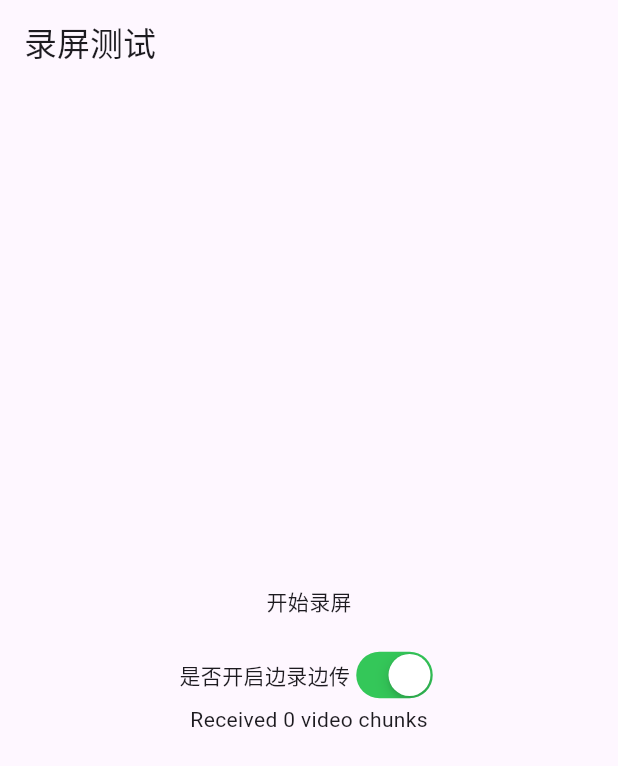
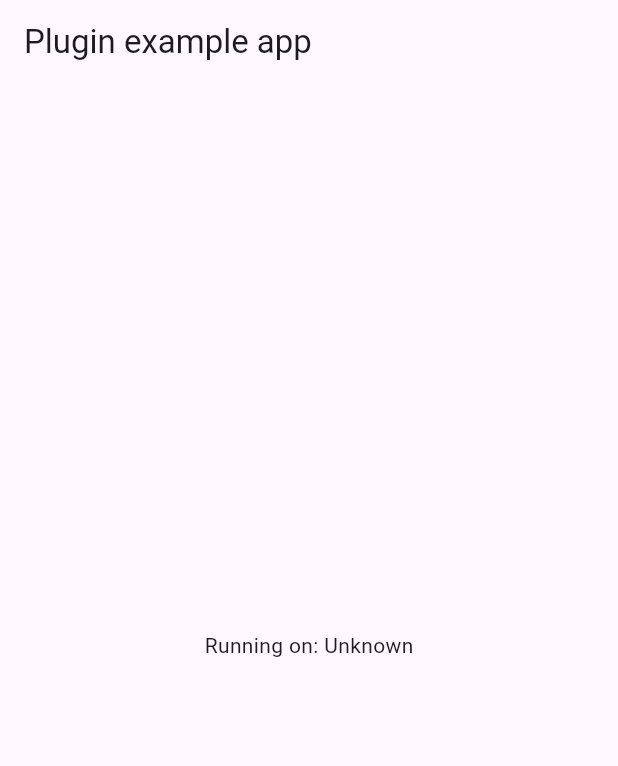
Before and after one commit to libwiki/lib_screen_recorder, a Flutter app: the screen it shows after launch, on a phone screen of 412 x 824 dp. Shown: the top 766 px of the screen. Run offline on Flutter 3.47's test engine with Material 3 defaults, Android fonts, the phone set to English and light mode, and no system bars; our stand-ins replace plugin_platform_interface.

Commit message:
feature # 更新

```diff
--- /dev/null
+++ b/analysis_options.yaml
@@ -0,0 +1,4 @@
+include: package:flutter_lints/flutter.yaml
+
+# Additional information about this file can be found at
+# https://dart.dev/guides/language/analysis-options
--- a/example/lib/main.dart
+++ b/example/lib/main.dart
@@ -1,57 +1,49 @@
-import 'dart:io';
+import 'package:flutter/material.dart';
+import 'dart:async';
 
-import 'package:flutter/cupertino.dart';
-import 'package:flutter/material.dart';
+import 'package:flutter/services.dart';
 import 'package:screen_recording/screen_recording.dart';
-import 'dart:async';
-import 'dart:convert';
-import 'dart:typed_data';
-import 'package:flutter/services.dart';
-import 'package:path_provider/path_provider.dart';
+
 void main() {
-  runApp(MyApp());
+  runApp(const MyApp());
 }
 
 class MyApp extends StatefulWidget {
+  const MyApp({super.key});
+
   @override
-  _MyAppState createState() => _MyAppState();
+  State<MyApp> createState() => _MyAppState();
 }
 
 class _MyAppState extends State<MyApp> {
-  static const EventChannel _eventChannel = EventChannel('screen_recording_stream');
-  StreamSubscription  _subscription;
-  List<Uint8List> _videoChunks = [];
-  String _outputFilePath = "";
-  bool isRecord = false;
-  double screenWidth;
-  double screenHeight;
+  String _platformVersion = 'Unknown';
+  final _screenRecordingPlugin = ScreenRecording();
 
   @override
   void initState() {
     super.initState();
-    _initOutputFilePath();
-    _subscription = _eventChannel.receiveBroadcastStream().listen((dynamic event) {
-      setState(() {
-        _videoChunks.add(base64Decode(event as String));
-      });
-    });
-    WidgetsBinding.instance.addPostFrameCallback((_) {
-      setState(() {
-        screenWidth = 375;
-        screenHeight = 812;
-      });
-    });
+    initPlatformState();
   }
 
-  @override
-  void dispose() {
-    _subscription?.cancel();
-    super.dispose();
-  }
+  // Platform messages are asynchronous, so we initialize in an async method.
+  Future<void> initPlatformState() async {
+    String platformVersion;
+    // Platform messages may fail, so we use a try/catch PlatformException.
+    // We also handle the message potentially returning null.
+    try {
+      platformVersion = await _screenRecordingPlugin.platformVersion ?? 'Unknown platform version';
+    } on PlatformException {
+      platformVersion = 'Failed to get platform version.';
+    }
 
-  Future<void> _initOutputFilePath() async {
-    Directory appDocDir = await getApplicationDocumentsDirectory();
-    _outputFilePath = '${appDocDir.path}/recorded_video.mp4';
+    // If the widget was removed from the tree while the asynchronous platform
+    // message was in flight, we want to discard the reply rather than calling
+    // setState to update our non-existent appearance.
+    if (!mounted) return;
+
+    setState(() {
+      _platformVersion = platformVersion;
+    });
   }
 
   @override
@@ -59,31 +51,11 @@ class _MyAppState extends State<MyApp> {
     return MaterialApp(
       home: Scaffold(
         appBar: AppBar(
-          title: const Text('录屏测试'),
+          title: const Text('Plugin example app'),
         ),
-        body: Column(mainAxisAlignment: MainAxisAlignment.center, children: [
-          GestureDetector(
-              onTap: () async {
-                if (!isRecord) {
-                  var x = await ScreenRecording.startRecordScreen("test", screenHeight.toInt(), screenWidth.toInt());
-                } else {
-                  var x = await ScreenRecording.stopRecordScreen;
-                }
-                setState(() {
-                  isRecord = !isRecord;
-                });
-              },
-              child: Text(isRecord ? "录屏中" : "开始录屏")),
-          SizedBox(height: 20),
-          Row(
-            mainAxisAlignment: MainAxisAlignment.center,
-            children: [
-              Text("是否开启边录边传"),
-              CupertinoSwitch(value: true, onChanged: (value) {}),
-            ],
-          ),
-          Text('Received ${_videoChunks.length} video chunks'),
-        ]),
+        body: Center(
+          child: Text('Running on: $_platformVersion\n'),
+        ),
       ),
     );
   }
```
Also changed, not shown: example/analysis_options.yaml (added, +28 -0 lines), example/pubspec.yaml (+21 -7 lines), lib/screen_recording.dart (+16 -15 lines), lib/screen_recording_method_channel.dart (added, +17 -0 lines), lib/screen_recording_platform_interface.dart (added, +29 -0 lines), pubspec.yaml (+16 -10 lines), example/pubspec.lock, pubspec.lock, 56 other files.
